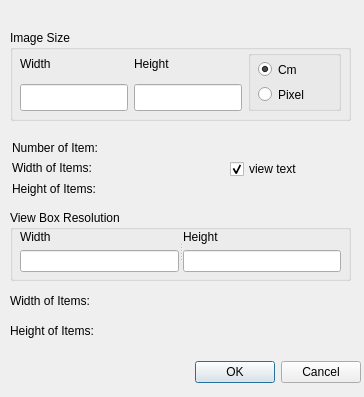
Above: src/meshlabplugins/editslice/svgpro.ui from cnr-isti-vclab/meshlab before the change. Below: the same form after it.
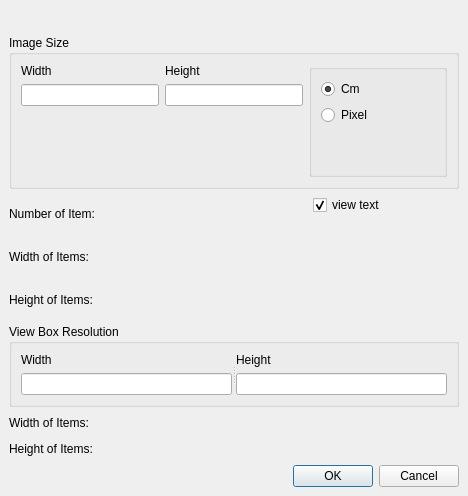
That is the form after the change.

Commit message: Final changes to the interface (no docking and better resizing)

Patch:
```diff
--- a/src/meshlabplugins/editslice/svgpro.ui
+++ b/src/meshlabplugins/editslice/svgpro.ui
@@ -5,84 +5,22 @@
    <rect>
     <x>0</x>
     <y>0</y>
-    <width>364</width>
-    <height>397</height>
+    <width>468</width>
+    <height>496</height>
    </rect>
   </property>
   <property name="windowTitle" >
    <string>SVGPro</string>
   </property>
-  <widget class="QSplitter" name="splitter_4" >
-   <property name="geometry" >
-    <rect>
-     <x>120</x>
-     <y>360</y>
-     <width>241</width>
-     <height>25</height>
-    </rect>
-   </property>
-   <property name="orientation" >
-    <enum>Qt::Horizontal</enum>
-   </property>
-   <widget class="QDialogButtonBox" name="buttonBox" >
-    <property name="orientation" >
-     <enum>Qt::Horizontal</enum>
-    </property>
-    <property name="standardButtons" >
-     <set>QDialogButtonBox::Cancel|QDialogButtonBox::NoButton|QDialogButtonBox::Ok</set>
-    </property>
-   </widget>
-  </widget>
-  <widget class="QWidget" name="layoutWidget" >
-   <property name="geometry" >
-    <rect>
-     <x>10</x>
-     <y>320</y>
-     <width>341</width>
-     <height>22</height>
-    </rect>
-   </property>
-   <layout class="QHBoxLayout" >
+  <layout class="QVBoxLayout" >
     <property name="margin" >
-     <number>0</number>
+    <number>9</number>
     </property>
     <property name="spacing" >
      <number>6</number>
     </property>
     <item>
-     <widget class="QLabel" name="label_10" >
-      <property name="text" >
-       <string>Height of Items:</string>
-      </property>
-     </widget>
-    </item>
-    <item>
-     <widget class="QLabel" name="HeightLabelViewBox" />
-    </item>
-    <item>
-     <spacer>
-      <property name="orientation" >
-       <enum>Qt::Horizontal</enum>
-      </property>
-      <property name="sizeHint" >
-       <size>
-        <width>40</width>
-        <height>20</height>
-       </size>
-      </property>
-     </spacer>
-    </item>
-   </layout>
-  </widget>
   <widget class="QLabel" name="TitleLabel" >
-   <property name="geometry" >
-    <rect>
-     <x>10</x>
-     <y>10</y>
-     <width>351</width>
-     <height>29</height>
-    </rect>
-   </property>
    <property name="font" >
     <font>
      <family>MS Shell Dlg 2</family>
@@ -95,226 +33,15 @@
     </font>
    </property>
   </widget>
-  <widget class="QGroupBox" name="groupBox_2" >
-   <property name="geometry" >
-    <rect>
-     <x>10</x>
-     <y>210</y>
-     <width>341</width>
-     <height>71</height>
-    </rect>
-   </property>
-   <property name="title" >
-    <string>View Box Resolution</string>
-   </property>
-   <widget class="QSplitter" name="splitter" >
-    <property name="geometry" >
-     <rect>
-      <x>10</x>
-      <y>20</y>
-      <width>321</width>
-      <height>42</height>
-     </rect>
-    </property>
-    <property name="orientation" >
-     <enum>Qt::Horizontal</enum>
-    </property>
-    <widget class="QWidget" name="layoutWidget" >
-     <layout class="QVBoxLayout" >
-      <property name="margin" >
-       <number>0</number>
-      </property>
-      <property name="spacing" >
-       <number>6</number>
-      </property>
-      <item>
-       <widget class="QLabel" name="label_5" >
-        <property name="text" >
-         <string>Width</string>
-        </property>
-       </widget>
       </item>
       <item>
-       <widget class="QLineEdit" name="viewBox_Width" >
-        <property name="sizePolicy" >
-         <sizepolicy>
-          <hsizetype>5</hsizetype>
-          <vsizetype>5</vsizetype>
-          <horstretch>0</horstretch>
-          <verstretch>0</verstretch>
-         </sizepolicy>
-        </property>
-       </widget>
-      </item>
-     </layout>
-    </widget>
-    <widget class="QWidget" name="layoutWidget" >
-     <layout class="QVBoxLayout" >
-      <property name="margin" >
-       <number>0</number>
-      </property>
-      <property name="spacing" >
-       <number>6</number>
-      </property>
-      <item>
-       <widget class="QLabel" name="label_6" >
-        <property name="text" >
-         <string>Height</string>
-        </property>
-       </widget>
-      </item>
-      <item>
-       <widget class="QLineEdit" name="viewBox_Height" >
-        <property name="sizePolicy" >
-         <sizepolicy>
-          <hsizetype>5</hsizetype>
-          <vsizetype>5</vsizetype>
-          <horstretch>0</horstretch>
-          <verstretch>0</verstretch>
-         </sizepolicy>
-        </property>
-       </widget>
-      </item>
-     </layout>
-    </widget>
-   </widget>
-  </widget>
-  <widget class="QCheckBox" name="view_text" >
-   <property name="geometry" >
-    <rect>
-     <x>230</x>
-     <y>160</y>
-     <width>71</width>
-     <height>18</height>
-    </rect>
-   </property>
-   <property name="text" >
-    <string>view text</string>
-   </property>
-   <property name="checked" >
-    <bool>true</bool>
-   </property>
-  </widget>
-  <widget class="QWidget" name="layoutWidget" >
-   <property name="geometry" >
-    <rect>
-     <x>12</x>
-     <y>140</y>
-     <width>161</width>
-     <height>56</height>
-    </rect>
-   </property>
-   <layout class="QGridLayout" >
-    <property name="margin" >
-     <number>0</number>
-    </property>
-    <property name="spacing" >
-     <number>6</number>
-    </property>
-    <item row="0" column="0" >
-     <widget class="QLabel" name="label" >
-      <property name="text" >
-       <string>Number of Item:</string>
-      </property>
-     </widget>
-    </item>
-    <item row="0" column="1" >
-     <widget class="QLabel" name="numPlane" >
-      <property name="minimumSize" >
-       <size>
-        <width>50</width>
-        <height>0</height>
-       </size>
-      </property>
-     </widget>
-    </item>
-    <item row="1" column="0" >
-     <widget class="QLabel" name="label_7" >
-      <property name="text" >
-       <string>Width of Items:</string>
-      </property>
-     </widget>
-    </item>
-    <item row="1" column="1" >
-     <widget class="QLabel" name="WidthLabel" />
-    </item>
-    <item row="2" column="0" >
-     <widget class="QLabel" name="label_8" >
-      <property name="text" >
-       <string>Height of Items:</string>
-      </property>
-     </widget>
-    </item>
-    <item row="2" column="1" >
-     <widget class="QLabel" name="HeightLabel" />
-    </item>
-   </layout>
-  </widget>
-  <widget class="QWidget" name="layoutWidget" >
-   <property name="geometry" >
-    <rect>
-     <x>10</x>
-     <y>290</y>
-     <width>341</width>
-     <height>22</height>
-    </rect>
-   </property>
-   <layout class="QHBoxLayout" >
-    <property name="margin" >
-     <number>0</number>
-    </property>
-    <property name="spacing" >
-     <number>6</number>
-    </property>
-    <item>
-     <widget class="QLabel" name="label_9" >
-      <property name="text" >
-       <string>Width of Items:</string>
-      </property>
-     </widget>
-    </item>
-    <item>
-     <widget class="QLabel" name="WidthLabelViewBox" />
-    </item>
-    <item>
-     <spacer>
-      <property name="orientation" >
-       <enum>Qt::Horizontal</enum>
-      </property>
-      <property name="sizeHint" >
-       <size>
-        <width>40</width>
-        <height>20</height>
-       </size>
-      </property>
-     </spacer>
-    </item>
-   </layout>
-  </widget>
   <widget class="QGroupBox" name="groupBox" >
-   <property name="geometry" >
-    <rect>
-     <x>10</x>
-     <y>30</y>
-     <width>341</width>
-     <height>91</height>
-    </rect>
-   </property>
    <property name="title" >
     <string>Image Size</string>
    </property>
-   <widget class="QWidget" name="" >
-    <property name="geometry" >
-     <rect>
-      <x>10</x>
-      <y>20</y>
-      <width>321</width>
-      <height>61</height>
-     </rect>
-    </property>
     <layout class="QHBoxLayout" >
      <property name="margin" >
-      <number>0</number>
+       <number>9</number>
      </property>
      <property name="spacing" >
       <number>6</number>
@@ -346,6 +73,19 @@
          </property>
         </widget>
        </item>
+        <item>
+         <spacer>
+          <property name="orientation" >
+           <enum>Qt::Vertical</enum>
+          </property>
+          <property name="sizeHint" >
+           <size>
+            <width>20</width>
+            <height>40</height>
+           </size>
+          </property>
+         </spacer>
+        </item>
       </layout>
      </item>
      <item>
@@ -375,19 +115,31 @@
          </property>
         </widget>
        </item>
+        <item>
+         <spacer>
+          <property name="orientation" >
+           <enum>Qt::Vertical</enum>
+          </property>
+          <property name="sizeHint" >
+           <size>
+            <width>20</width>
+            <height>40</height>
+           </size>
+          </property>
+         </spacer>
+        </item>
       </layout>
      </item>
      <item>
       <widget class="QGroupBox" name="groupBox_3" >
-       <widget class="QWidget" name="" >
-        <property name="geometry" >
-         <rect>
-          <x>10</x>
-          <y>10</y>
-          <width>48</width>
-          <height>44</height>
-         </rect>
-        </property>
+        <layout class="QHBoxLayout" >
+         <property name="margin" >
+          <number>9</number>
+         </property>
+         <property name="spacing" >
+          <number>6</number>
+         </property>
+         <item>
         <layout class="QVBoxLayout" >
          <property name="margin" >
           <number>0</number>
@@ -428,13 +180,326 @@
            </property>
           </widget>
          </item>
-        </layout>
+           <item>
+            <spacer>
+             <property name="orientation" >
+              <enum>Qt::Vertical</enum>
+             </property>
+             <property name="sizeHint" >
+              <size>
+               <width>20</width>
+               <height>40</height>
+              </size>
+             </property>
+            </spacer>
+           </item>
+          </layout>
+         </item>
+        </layout>
        </widget>
-      </widget>
-     </item>
-    </layout>
-   </widget>
-  </widget>
+      </item>
+     </layout>
+    </widget>
+   </item>
+   <item>
+    <layout class="QHBoxLayout" >
+     <property name="margin" >
+      <number>0</number>
+     </property>
+     <property name="spacing" >
+      <number>6</number>
+     </property>
+     <item>
+      <layout class="QVBoxLayout" >
+       <property name="margin" >
+        <number>0</number>
+       </property>
+       <property name="spacing" >
+        <number>6</number>
+       </property>
+       <item>
+        <widget class="QLabel" name="label" >
+         <property name="text" >
+          <string>Number of Item:</string>
+         </property>
+        </widget>
+       </item>
+       <item>
+        <widget class="QLabel" name="label_7" >
+         <property name="text" >
+          <string>Width of Items:</string>
+         </property>
+        </widget>
+       </item>
+       <item>
+        <widget class="QLabel" name="label_8" >
+         <property name="text" >
+          <string>Height of Items:</string>
+         </property>
+        </widget>
+       </item>
+      </layout>
+     </item>
+     <item>
+      <layout class="QVBoxLayout" >
+       <property name="margin" >
+        <number>0</number>
+       </property>
+       <property name="spacing" >
+        <number>6</number>
+       </property>
+       <item>
+        <widget class="QLabel" name="numPlane" >
+         <property name="minimumSize" >
+          <size>
+           <width>50</width>
+           <height>0</height>
+          </size>
+         </property>
+        </widget>
+       </item>
+       <item>
+        <widget class="QLabel" name="WidthLabel" >
+         <property name="minimumSize" >
+          <size>
+           <width>50</width>
+           <height>0</height>
+          </size>
+         </property>
+        </widget>
+       </item>
+       <item>
+        <widget class="QLabel" name="HeightLabel" >
+         <property name="minimumSize" >
+          <size>
+           <width>50</width>
+           <height>0</height>
+          </size>
+         </property>
+        </widget>
+       </item>
+      </layout>
+     </item>
+     <item>
+      <layout class="QVBoxLayout" >
+       <property name="margin" >
+        <number>0</number>
+       </property>
+       <property name="spacing" >
+        <number>6</number>
+       </property>
+       <item>
+        <widget class="QCheckBox" name="view_text" >
+         <property name="text" >
+          <string>view text</string>
+         </property>
+         <property name="checked" >
+          <bool>true</bool>
+         </property>
+        </widget>
+       </item>
+       <item>
+        <spacer>
+         <property name="orientation" >
+          <enum>Qt::Vertical</enum>
+         </property>
+         <property name="sizeHint" >
+          <size>
+           <width>20</width>
+           <height>40</height>
+          </size>
+         </property>
+        </spacer>
+       </item>
+      </layout>
+     </item>
+    </layout>
+   </item>
+   <item>
+    <widget class="QGroupBox" name="groupBox_2" >
+     <property name="title" >
+      <string>View Box Resolution</string>
+     </property>
+     <layout class="QHBoxLayout" >
+      <property name="margin" >
+       <number>9</number>
+      </property>
+      <property name="spacing" >
+       <number>6</number>
+      </property>
+      <item>
+       <widget class="QSplitter" name="splitter" >
+        <property name="orientation" >
+         <enum>Qt::Horizontal</enum>
+        </property>
+        <widget class="QWidget" name="layoutWidget" >
+         <layout class="QVBoxLayout" >
+          <property name="margin" >
+           <number>0</number>
+          </property>
+          <property name="spacing" >
+           <number>6</number>
+          </property>
+          <item>
+           <widget class="QLabel" name="label_5" >
+            <property name="text" >
+             <string>Width</string>
+            </property>
+           </widget>
+          </item>
+          <item>
+           <widget class="QLineEdit" name="viewBox_Width" >
+            <property name="sizePolicy" >
+             <sizepolicy>
+              <hsizetype>5</hsizetype>
+              <vsizetype>5</vsizetype>
+              <horstretch>0</horstretch>
+              <verstretch>0</verstretch>
+             </sizepolicy>
+            </property>
+           </widget>
+          </item>
+         </layout>
+        </widget>
+        <widget class="QWidget" name="layoutWidget" >
+         <layout class="QVBoxLayout" >
+          <property name="margin" >
+           <number>0</number>
+          </property>
+          <property name="spacing" >
+           <number>6</number>
+          </property>
+          <item>
+           <widget class="QLabel" name="label_6" >
+            <property name="text" >
+             <string>Height</string>
+            </property>
+           </widget>
+          </item>
+          <item>
+           <widget class="QLineEdit" name="viewBox_Height" >
+            <property name="sizePolicy" >
+             <sizepolicy>
+              <hsizetype>5</hsizetype>
+              <vsizetype>5</vsizetype>
+              <horstretch>0</horstretch>
+              <verstretch>0</verstretch>
+             </sizepolicy>
+            </property>
+           </widget>
+          </item>
+         </layout>
+        </widget>
+       </widget>
+      </item>
+     </layout>
+    </widget>
+   </item>
+   <item>
+    <layout class="QHBoxLayout" >
+     <property name="margin" >
+      <number>0</number>
+     </property>
+     <property name="spacing" >
+      <number>6</number>
+     </property>
+     <item>
+      <widget class="QLabel" name="label_9" >
+       <property name="text" >
+        <string>Width of Items:</string>
+       </property>
+      </widget>
+     </item>
+     <item>
+      <widget class="QLabel" name="WidthLabelViewBox" />
+     </item>
+     <item>
+      <spacer>
+       <property name="orientation" >
+        <enum>Qt::Horizontal</enum>
+       </property>
+       <property name="sizeHint" >
+        <size>
+         <width>40</width>
+         <height>20</height>
+        </size>
+       </property>
+      </spacer>
+     </item>
+    </layout>
+   </item>
+   <item>
+    <layout class="QHBoxLayout" >
+     <property name="margin" >
+      <number>0</number>
+     </property>
+     <property name="spacing" >
+      <number>6</number>
+     </property>
+     <item>
+      <widget class="QLabel" name="label_10" >
+       <property name="text" >
+        <string>Height of Items:</string>
+       </property>
+      </widget>
+     </item>
+     <item>
+      <widget class="QLabel" name="HeightLabelViewBox" />
+     </item>
+     <item>
+      <spacer>
+       <property name="orientation" >
+        <enum>Qt::Horizontal</enum>
+       </property>
+       <property name="sizeHint" >
+        <size>
+         <width>40</width>
+         <height>20</height>
+        </size>
+       </property>
+      </spacer>
+     </item>
+    </layout>
+   </item>
+   <item>
+    <layout class="QHBoxLayout" >
+     <property name="margin" >
+      <number>0</number>
+     </property>
+     <property name="spacing" >
+      <number>6</number>
+     </property>
+     <item>
+      <spacer>
+       <property name="orientation" >
+        <enum>Qt::Horizontal</enum>
+       </property>
+       <property name="sizeHint" >
+        <size>
+         <width>40</width>
+         <height>20</height>
+        </size>
+       </property>
+      </spacer>
+     </item>
+     <item>
+      <widget class="QSplitter" name="splitter_4" >
+       <property name="orientation" >
+        <enum>Qt::Horizontal</enum>
+       </property>
+       <widget class="QDialogButtonBox" name="buttonBox" >
+        <property name="orientation" >
+         <enum>Qt::Horizontal</enum>
+        </property>
+        <property name="standardButtons" >
+         <set>QDialogButtonBox::Cancel|QDialogButtonBox::NoButton|QDialogButtonBox::Ok</set>
+        </property>
+       </widget>
+      </widget>
+     </item>
+    </layout>
+   </item>
+  </layout>
  </widget>
  <layoutdefault spacing="6" margin="11" />
  <resources/>
```
Lines whose indentation alone changed are shown as unchanged. The commit also changes 3 other files.
